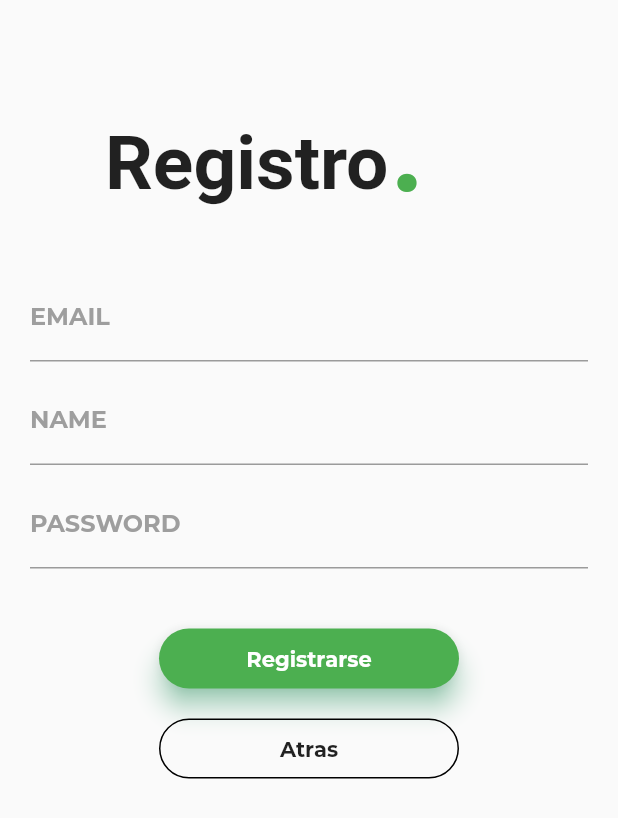
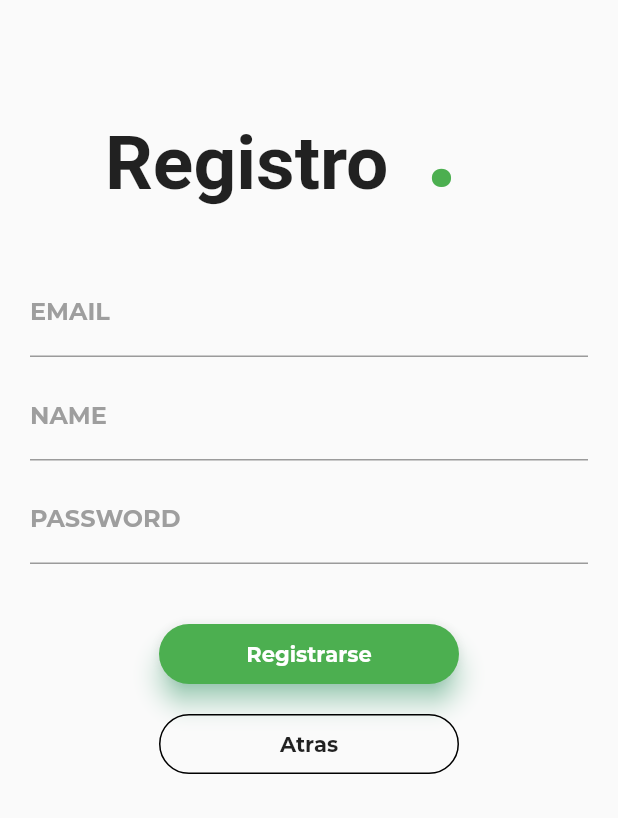
Before and after one commit to DeysonDiaz/IHC_Grupo-10, a Flutter app: the screen it shows after launch, after a tap on "Registrate", on a phone screen of 412 x 824 dp. Shown: the top 818 px of the screen. Run offline on Flutter 3.47's test engine with Material 2 defaults, Android fonts, the phone set to English and light mode, and no system bars; our stand-ins replace datetime_picker_formfield, firebase_database; accounts and stored records are empty; project files that could hold a hidden picture were left out.

Commit message:
Terminando Splash, interface login, interface Register, añadiendo canciones, correccion errores, etc

```diff
--- a/music_fit/lib/UI/splash_screen.dart
+++ b/music_fit/lib/UI/splash_screen.dart
@@ -28,9 +28,12 @@ class _SplashScreenState extends State<SplashScreen> {
         alignment: Alignment.center,
         decoration: BoxDecoration(
           image: DecorationImage(
-            image: AssetImage("assets/images/4.jpg"),
+            image: AssetImage("assets/images/splash01.jpg"),
             colorFilter: new ColorFilter.mode(
-                Colors.black.withOpacity(0.8), BlendMode.dstATop),
+                Colors.white.withOpacity(0.9),
+                BlendMode.dstATop
+            ),
+
             fit: BoxFit.cover,
           ),
         ),
@@ -40,11 +43,50 @@ class _SplashScreenState extends State<SplashScreen> {
             Spacer(),
             Padding(
               padding: const EdgeInsets.only(bottom: 30),
-              child: Text('MUSIC FIT',
+                /*child: Text('MUSIC FIT',
                   style: TextStyle(
                     fontWeight: FontWeight.bold,
+                    color: Colors.white,
                     fontSize: 50,
-                  )),
+                  )
+              ),*/
+              child: Stack(
+                children: <Widget>[
+
+                  Container(
+                    padding: EdgeInsets.only(top: 0, left: 0),
+                    child: Text(
+                      'Music',
+                      style: TextStyle(
+                          fontSize: 50.0,
+                          fontWeight: FontWeight.bold,
+                          color: Colors.white,
+                      ),
+                    ),
+                  ),
+                  Container(
+                    padding: EdgeInsets.only(top: 45, left: 0),
+                    child: Text(
+                      'Fit',
+                      style: TextStyle(
+                          fontSize: 50.0,
+                          fontWeight: FontWeight.bold,
+                          color: Colors.white,
+                      ),
+                    ),
+                  ),
+                  Container(
+                    padding: EdgeInsets.only(top: 45, left: 65),
+                    child: Text(
+                      '.',
+                      style: TextStyle(
+                          fontSize: 50.0,
+                          fontWeight: FontWeight.bold,
+                          color: Colors.green),
+                    ),
+                  )
+                ],
+              ),
             ),
           ],
         ),
--- a/music_fit/lib/main.dart
+++ b/music_fit/lib/main.dart
@@ -58,7 +58,7 @@ class _MyHomePageState extends State<MyHomePage> {
                           fontSize: 80.0, fontWeight: FontWeight.bold)),
                 ),
                 Container(
-                  padding: EdgeInsets.only(top: 120, left: 125),
+                  padding: EdgeInsets.only(top: 120, left: 140),
                   child: Text('  .',
                       style: TextStyle(
                           fontSize: 80.0,
--- a/music_fit/lib/signup.dart
+++ b/music_fit/lib/signup.dart
@@ -25,7 +25,7 @@ class _SignupPageState extends State<SignupPage> {
                       ),
                     ),
                     Container(
-                      padding: EdgeInsets.only(top: 53, left: 260),
+                      padding: EdgeInsets.only(top: 50, left: 283),
                       child: Text(
                         '.',
                         style: TextStyle(
```
Also changed, not shown: music_fit/pubspec.yaml (+4 -14 lines), music_fit/assets/images/splash.jpg (added), music_fit/assets/images/splash01.jpg (added), music_fit/assets/images/splash02.jpg (added).
